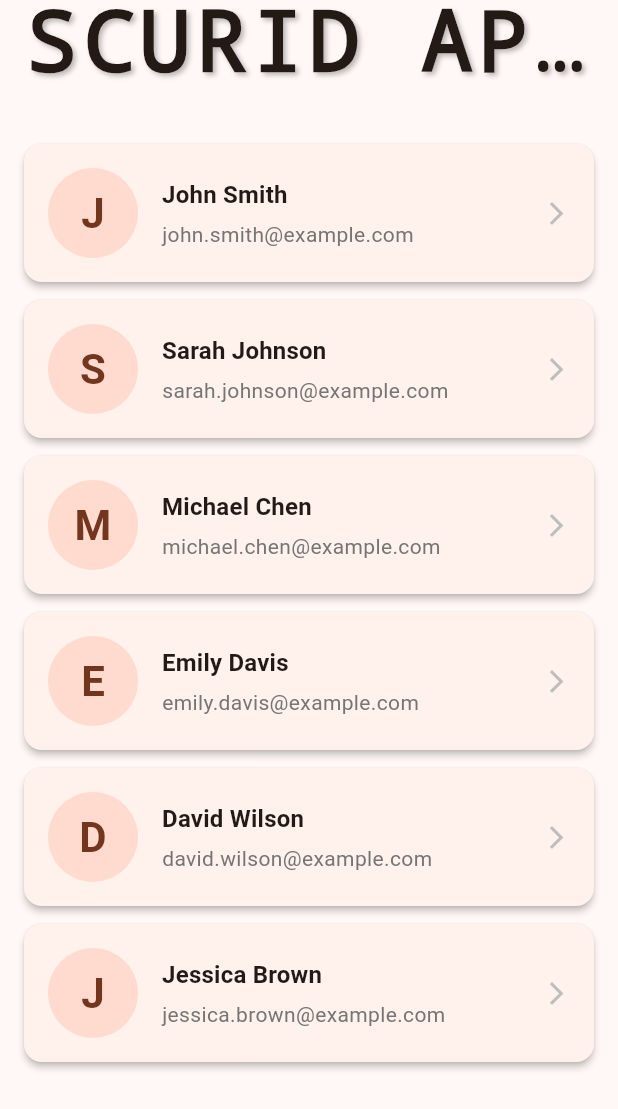
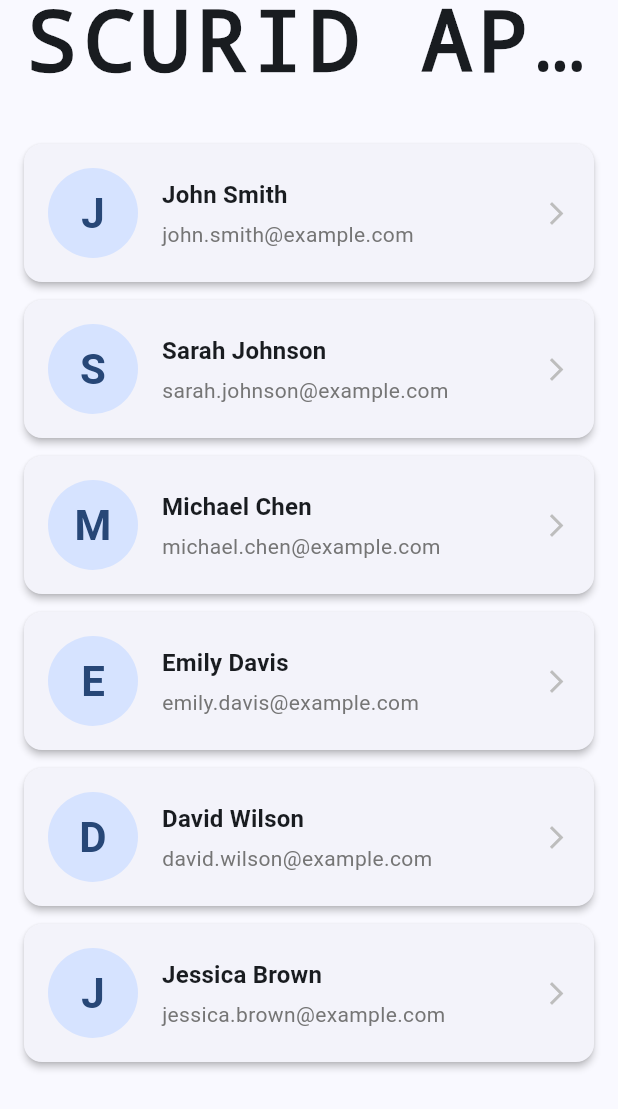
Before and after one commit to scurid-inc/scurid-appliance-demo, a Flutter app: the screen it shows after launch, on a phone screen of 412 x 824 dp. Shown: the top 1109 px of the screen. Run offline on Flutter 3.47's test engine with Material 3 defaults, Android fonts, the phone set to English and light mode, and no system bars; our stand-ins replace webview_flutter; missing offline and left inert: flutter_inappwebview, flutter_linux_webview, grpc, window_manager; statements that could not run were skipped.

Commit message:
Updated some info

```diff
--- a/lib/main.dart
+++ b/lib/main.dart
@@ -1,6 +1,5 @@
 import 'package:flutter/foundation.dart';
 import 'package:flutter/material.dart';
-import 'package:flutter_inappwebview/flutter_inappwebview.dart';
 import 'package:webview_flutter/webview_flutter.dart';
 import 'package:flutter_linux_webview/flutter_linux_webview.dart';
 import 'package:window_manager/window_manager.dart';
@@ -101,7 +100,7 @@ class _ScuridApplianceDemoState extends State<ScuridApplianceDemo> with WindowLi
       debugShowCheckedModeBanner: false,
       theme: ThemeData(
         colorScheme: ColorScheme.fromSeed(
-          seedColor: Colors.brown,
+          seedColor: Color(0xFF1565C0),
           brightness: Brightness.light,
         ),
         useMaterial3: true,
--- a/lib/pages/home_page.dart
+++ b/lib/pages/home_page.dart
@@ -26,19 +26,12 @@ class _HomePageState extends State<HomePage> {
     return Scaffold(
       appBar: AppBar(
         title: Text(
-          'SCURID APPLIANCE',
+          'SCURID APPLIANCE DEMO',
           style: TextStyle(
             fontSize: 56,
             fontWeight: FontWeight.w900,
             letterSpacing: 4.0,
             fontFamily: 'monospace',
-            shadows: [
-              Shadow(
-                offset: Offset(2, 2),
-                blurRadius: 4,
-                color: Colors.black26,
-              ),
-            ],
           ),
         ),
         centerTitle: true,
```
